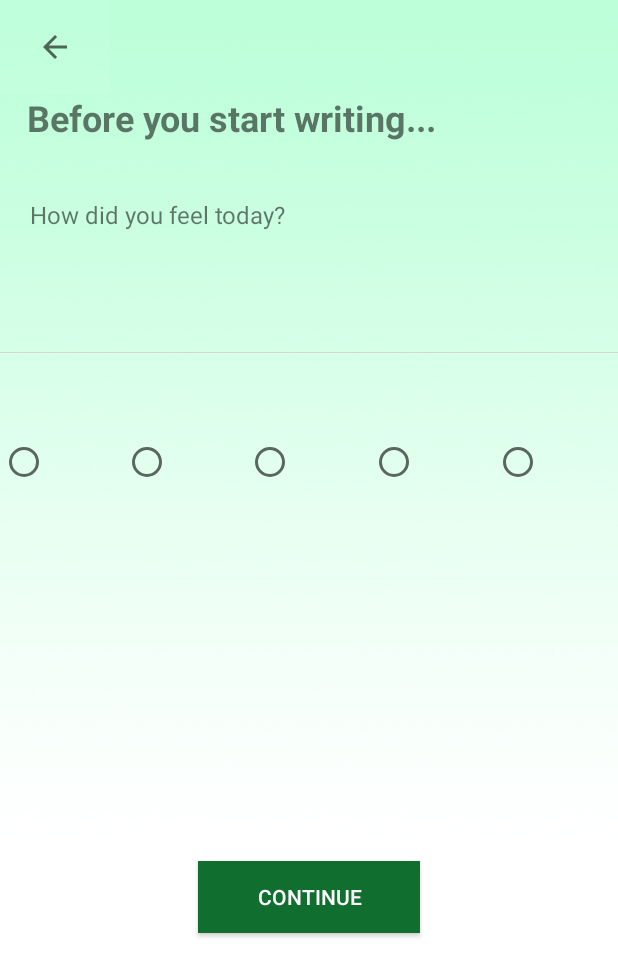
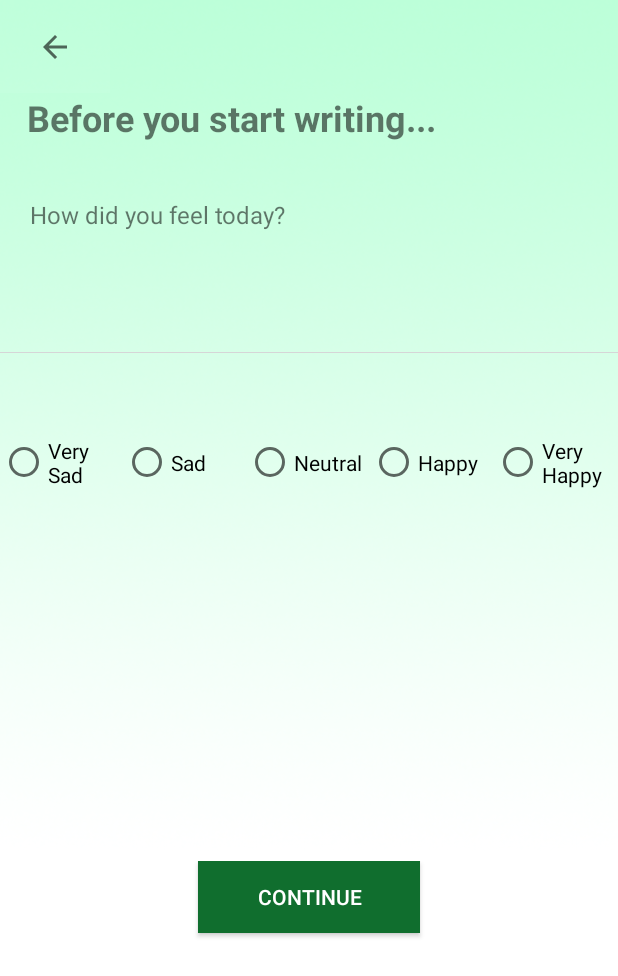
Before and after one commit to Harikoa/Restart, an Android app: the layout mood_tracker.xml on its own in the app's theme, with its tools: preview values and no code run, on a phone screen of 412 x 824 dp. Shown: the top 976 px of the screen. Run offline under Robolectric (Android 15) with nearby library versions, the phone set to English and light mode, and no system bars.

Commit message:
Updated connectvity
added mood on database

```diff
--- a/Restart-MobDev/app/src/main/java/com/meyvn/restart_mobile/JournalEntry.java
+++ b/Restart-MobDev/app/src/main/java/com/meyvn/restart_mobile/JournalEntry.java
@@ -6,6 +6,7 @@ import androidx.annotation.NonNull;
 import androidx.annotation.RequiresApi;
 import androidx.appcompat.app.AppCompatActivity;
 
+import android.content.Intent;
 import android.os.Build;
 import android.os.Bundle;
 import android.util.Log;
@@ -37,8 +38,10 @@ public class JournalEntry extends AppCompatActivity {
             @RequiresApi(api = Build.VERSION_CODES.O)
             @Override
             public void onClick(View view) {
+                Intent i = getIntent();
                 map.put("date", new Date().getDate());
                 map.put("Journal Entry",journal.getText().toString());
+                map.put("Mood",i.getStringExtra("mood"));
             db.collection("Accounts").document("Edwin Manalaotao").collection("Journal").document(""+LocalDate.now())
                     .set(map)
                     .addOnSuccessListener(new OnSuccessListener<Void>() {
--- a/Restart-MobDev/app/src/main/res/layout/change_password.xml
+++ b/Restart-MobDev/app/src/main/res/layout/change_password.xml
@@ -134,7 +134,7 @@
             android:orientation="vertical">
 
             <Button
-                android:id="@+id/button4"
+                android:id="@+id/moodTrackSubmit"
                 android:layout_width="148dp"
                 android:layout_height="wrap_content"
                 android:layout_gravity="center"
--- a/Restart-MobDev/app/src/main/res/layout/forgot_password.xml
+++ b/Restart-MobDev/app/src/main/res/layout/forgot_password.xml
@@ -96,7 +96,7 @@
             android:orientation="vertical">
 
             <Button
-                android:id="@+id/button4"
+                android:id="@+id/moodTrackSubmit"
                 android:layout_width="148dp"
                 android:layout_height="wrap_content"
                 android:layout_gravity="center"
--- a/Restart-MobDev/app/src/main/res/layout/mood_tracker.xml
+++ b/Restart-MobDev/app/src/main/res/layout/mood_tracker.xml
@@ -110,6 +110,7 @@
                 >
 
                 <RadioGroup
+                    android:id="@+id/moodRadioGroup"
                     android:layout_width="match_parent"
                     android:layout_height="match_parent"
                     android:orientation="horizontal">
@@ -118,31 +119,38 @@
                         android:id="@+id/rbtn1"
                         android:layout_width="74dp"
                         android:layout_height="match_parent"
-                        android:layout_weight="1" />
+                        android:layout_weight="1"
+                        android:text="Very Sad"
+                        android:textAlignment="viewStart" />
+
+                    <RadioButton
+                        android:id="@+id/rbtn2"
+                        android:layout_width="74dp"
+                        android:layout_height="match_parent"
+                        android:layout_weight="1"
+                        android:text="Sad" />
+
+                    <RadioButton
+                        android:id="@+id/rbtn3"
+                        android:layout_width="74dp"
+                        android:layout_height="match_parent"
+                        android:layout_weight="1"
+                        android:text="Neutral" />
+
+                    <RadioButton
+                        android:id="@+id/rbtn4"
+                        android:layout_width="74dp"
+                        android:layout_height="match_parent"
+                        android:layout_weight="1"
+                        android:text="Happy" />
 
                     <RadioButton
                         android:id="@+id/rbtn5"
                         android:layout_width="74dp"
                         android:layout_height="match_parent"
-                        android:layout_weight="1" />
+                        android:layout_weight="1"
+                        android:text="Very Happy" />
 
-                    <RadioButton
-                        android:id="@+id/rbtn2"
-                        android:layout_width="74dp"
-                        android:layout_height="match_parent"
-                        android:layout_weight="1" />
-
-                    <RadioButton
-                        android:id="@+id/rbtn4"
-                        android:layout_width="74dp"
-                        android:layout_height="match_parent"
-                        android:layout_weight="1" />
-
-                    <RadioButton
-                        android:id="@+id/rbtn3"
-                        android:layout_width="74dp"
-                        android:layout_height="match_parent"
-                        android:layout_weight="1" />
                 </RadioGroup>
 
             </LinearLayout>
@@ -160,7 +168,7 @@
             android:orientation="vertical">
 
             <Button
-                android:id="@+id/button4"
+                android:id="@+id/moodTrackSubmit"
                 android:layout_width="148dp"
                 android:layout_height="wrap_content"
                 android:layout_gravity="center"
--- a/Restart-MobDev/app/src/main/res/layout/verify_code.xml
+++ b/Restart-MobDev/app/src/main/res/layout/verify_code.xml
@@ -89,7 +89,7 @@
             android:orientation="vertical">
 
             <Button
-                android:id="@+id/button4"
+                android:id="@+id/moodTrackSubmit"
                 android:layout_width="148dp"
                 android:layout_height="wrap_content"
                 android:layout_gravity="center"
```
Also changed, not shown: Restart-MobDev/app/src/main/AndroidManifest.xml (+7 -5 lines), Restart-MobDev/app/src/main/java/com/meyvn/restart_mobile/MoodTracker.java (+18 -0 lines).
